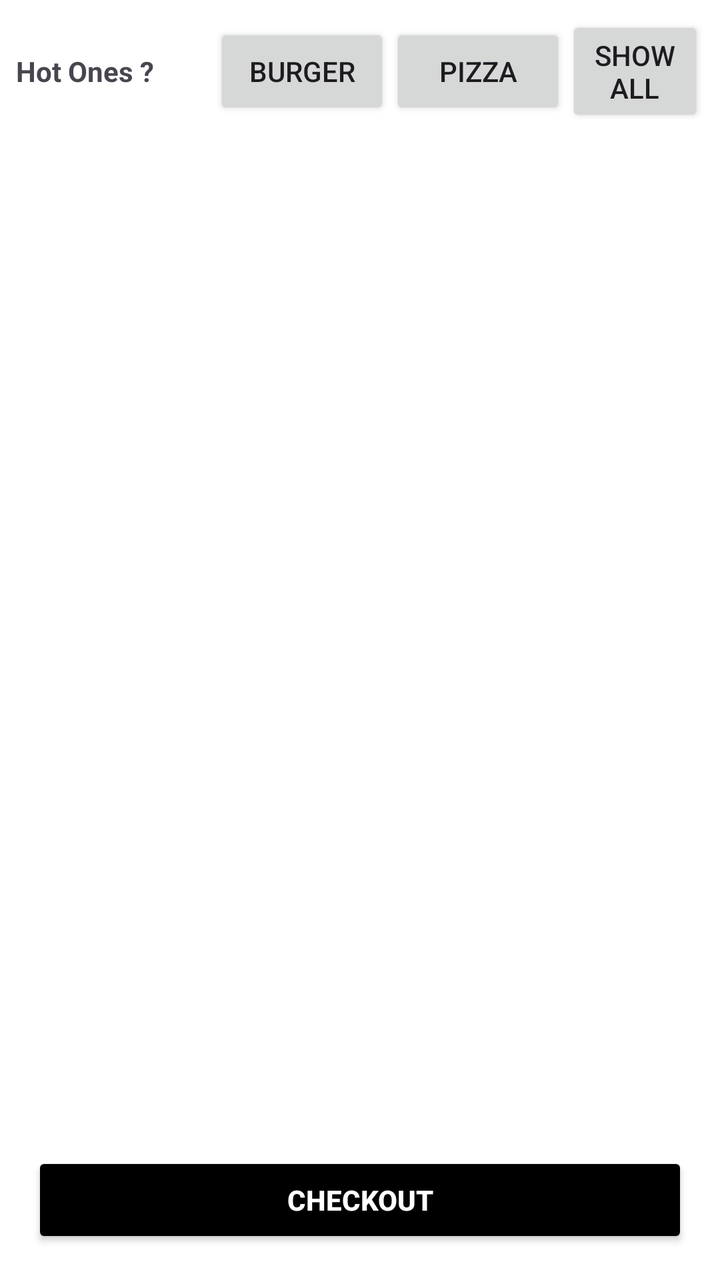
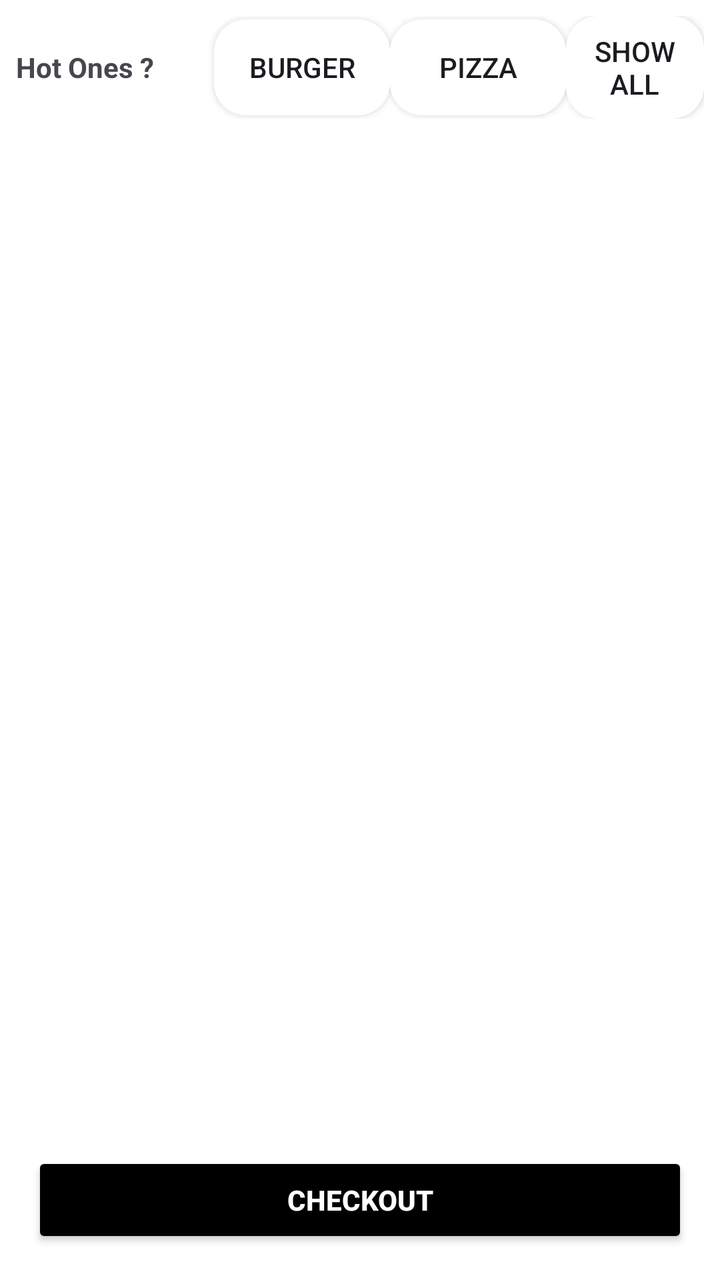

Screens rendered from an Android XML layout before and after an edit, with the pre-edit source and the edit as a unified diff.
<!-- AndroidManifest.xml: application theme Theme.Posify -->
<!-- res/layout/order_page.xml -->
<?xml version="1.0" encoding="utf-8"?>
<LinearLayout xmlns:android="http://schemas.android.com/apk/res/android"
    xmlns:tools="http://schemas.android.com/tools"
    android:layout_width="match_parent"
    android:layout_height="match_parent"
    android:orientation="vertical"
    android:background="@color/white"
    tools:context=".orders.OrderPage">


    <LinearLayout
        android:id="@+id/categoryButtons"
        android:layout_width="match_parent"
        android:layout_height="wrap_content"
        android:orientation="horizontal"
        android:gravity="center"
        android:padding="8dp">

        <TextView
            android:id="@+id/hotonestext"
            android:layout_width="wrap_content"
            android:layout_height="wrap_content"
            android:layout_marginEnd="30dp"
            android:text="@string/hot_ones"
            android:textStyle="bold"
            />

        <Button
            android:id="@+id/buttonBurger"
            android:layout_width="wrap_content"
            android:layout_height="wrap_content"
            android:text="@string/burger" />

        <Button
            android:id="@+id/buttonPizza"
            android:layout_width="wrap_content"
            android:layout_height="wrap_content"
            android:text="@string/pizza" />

        <Button
            android:id="@+id/buttonShowAll"
            android:layout_width="wrap_content"
            android:layout_height="wrap_content"
            android:text="@string/show_all" />
    </LinearLayout>



    <androidx.recyclerview.widget.RecyclerView
        android:id="@+id/recyclerViewFood"
        android:layout_width="match_parent"
        android:layout_height="0dp"
        android:layout_weight="1"/>

    <Button
        android:id="@+id/buttonCheckout"
        android:layout_width="match_parent"
        android:layout_height="wrap_content"
        android:text="@string/checkout"
        android:layout_margin="16dp"
        android:backgroundTint="@color/black"
        android:textColor="@android:color/white"
        android:textStyle="bold"
        tools:ignore="VisualLintButtonSize" />



</LinearLayout>
<!-- resources referenced by this layout -->
<resources>
  <color name="black">#FF000000</color>
  <color name="white">#FFFFFFFF</color>
  <string name="burger">Burger</string>
  <string name="checkout">Checkout</string>
  <string name="hot_ones">Hot Ones ?</string>
  <string name="pizza">Pizza</string>
  <string name="show_all">Show All</string>
  <style name="Theme.Posify" parent="Base.Theme.Posify" />
  <style name="Base.Theme.Posify" parent="Theme.Material3.Light.NoActionBar">
          
          
      </style>
</resources>

<!-- the commit's change to res/layout/order_page.xml (unified diff, before → after) -->
@@ -29,18 +29,24 @@
             android:id="@+id/buttonBurger"
             android:layout_width="wrap_content"
             android:layout_height="wrap_content"
+            android:background="@drawable/rounded_background"
+            android:backgroundTint="@null"
             android:text="@string/burger" />
 
         <Button
             android:id="@+id/buttonPizza"
             android:layout_width="wrap_content"
             android:layout_height="wrap_content"
+            android:backgroundTint="@null"
+            android:background="@drawable/rounded_background"
             android:text="@string/pizza" />
 
         <Button
             android:id="@+id/buttonShowAll"
             android:layout_width="wrap_content"
             android:layout_height="wrap_content"
+            android:backgroundTint="@null"
+            android:background="@drawable/rounded_background"
             android:text="@string/show_all" />
     </LinearLayout>
 
<!-- resource entries referenced after the edit -->
@@ -2,6 +2,15 @@
 <resources>
   <color name="black">#FF000000</color>
   <color name="white">#FFFFFFFF</color>
+  <!-- drawable rounded_background (drawable) -->
+  <?xml version="1.0" encoding="utf-8"?>
+  <shape xmlns:android="http://schemas.android.com/apk/res/android"
+      android:shape="rectangle" >
+      <solid android:color="@android:color/white" />
+      <corners android:radius="16dp" />
+      <padding android:left="8dp" android:top="8dp"
+          android:right="8dp" android:bottom="8dp" />
+  </shape>
   <string name="burger">Burger</string>
   <string name="checkout">Checkout</string>
   <string name="hot_ones">Hot Ones ?</string>
